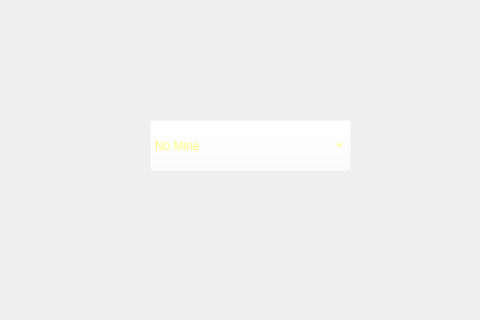
Before: the Qt Designer form mainwindow.ui in Zeteox/AsteriaGame, drawn with Qt 5; both pictures show x 290 to 770 and y 0 to 320 of the 1000 by 660 pixel window.
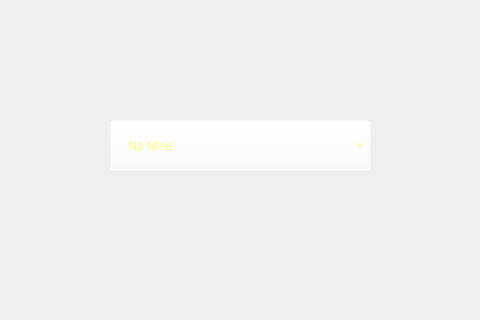
After: the same form once the commit is applied. The open tabs and pages were chosen to show the change. Icons and pictures are not drawn.

```diff
--- a/mainwindow.ui
+++ b/mainwindow.ui
@@ -2037,9 +2037,9 @@
          <widget class="QComboBox" name="cbox_mines">
           <property name="geometry">
            <rect>
-            <x>440</x>
+            <x>400</x>
             <y>120</y>
-            <width>201</width>
+            <width>261</width>
             <height>51</height>
            </rect>
           </property>
@@ -2054,7 +2054,7 @@
           </property>
           <item>
            <property name="text">
-            <string>No Mine</string>
+            <string>    No Mine</string>
            </property>
           </item>
          </widget>
```
Left out of the diff: 2 changed lines with no effect on the pictures.
